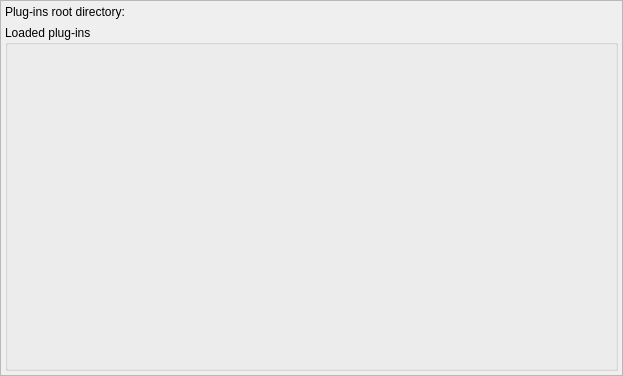
Before: the Qt Designer form libs/libgui/ui/settings/pluginsconfigwidget.ui in pgmodeler/pgmodeler, drawn with Qt 5.
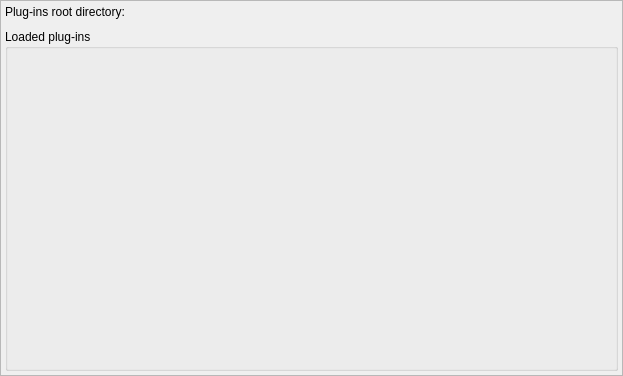
After: the same form once the commit is applied.

Patch:
```diff
--- a/libs/libgui/ui/settings/pluginsconfigwidget.ui
+++ b/libs/libgui/ui/settings/pluginsconfigwidget.ui
@@ -26,6 +26,9 @@
    <property name="bottomMargin">
     <number>0</number>
    </property>
+   <property name="spacing">
+    <number>10</number>
+   </property>
    <item row="0" column="0">
     <widget class="QFrame" name="frame">
      <property name="frameShape">
@@ -49,6 +52,9 @@
       </property>
       <item>
        <layout class="QVBoxLayout" name="plugins_layout">
+        <property name="spacing">
+         <number>10</number>
+        </property>
         <property name="leftMargin">
          <number>0</number>
         </property>
```
